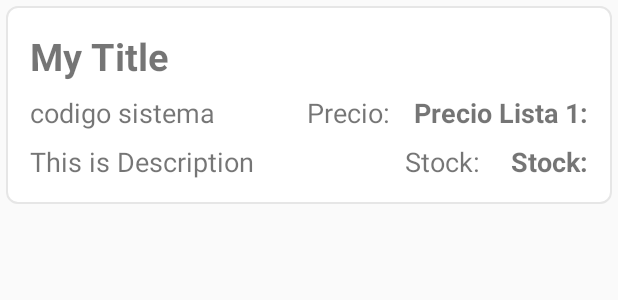
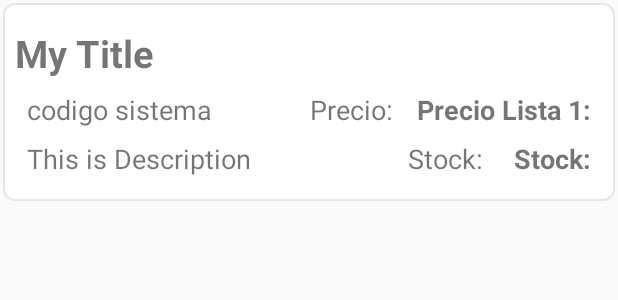
Before and after one commit to MCoder-coder/lectorbarras, an Android app: the layout item_articulos.xml on its own in the app's theme, with its tools: preview values and no code run, on a phone screen of 412 x 824 dp. Shown: the top 300 px of the screen. Run offline under Robolectric (Android 15) with nearby library versions, the phone set to English and light mode, and no system bars.

Commit message:
soluciones de bugs

```diff
--- a/app/src/main/AndroidManifest.xml
+++ b/app/src/main/AndroidManifest.xml
@@ -9,6 +9,10 @@
     <uses-permission android:name="android.permission.INTERNET" />
 
 
+    <uses-permission android:name="android.permission.ACCESS_NETWORK_STATE" />
+    <uses-permission android:name="android.permission.INSTALL_SHORTCUT" />
+    <uses-permission android:name = "com.android.launcher.permission.INSTALL_SHORTCUT" />
+
 
     <application
         android:allowBackup="true"
@@ -18,7 +22,7 @@
         android:supportsRtl="true"
         android:theme="@style/AppTheme"
         android:usesCleartextTraffic="true"
-        android:extractNativeLibs="false"
+        android:extractNativeLibs="true"
         >
 
         <activity android:name=".ui.login.SplashscreenActivity">
--- a/app/src/main/java/com/jr/lectorbarras/data/model/RetrofitClientApi.kt
+++ b/app/src/main/java/com/jr/lectorbarras/data/model/RetrofitClientApi.kt
@@ -1,5 +1,6 @@
 package com.jr.lectorbarras.data.model
 
+import SessionManager
 import android.content.Context
 import android.content.Context.MODE_PRIVATE
 import android.content.SharedPreferences
@@ -50,8 +51,8 @@ class RetrofitClientApi {
 
         }.build()
 
-        fun getRetrofitInstance(appContext :  Context): Retrofit {
-            prefs = SessionManager.getInstance(appContext)
+        fun getRetrofitInstance(context: Context ): Retrofit {
+            prefs = SessionManager.getInstance(context)
             HOST = prefs.host;
 
             BASE_URL = PROTOCOL + HOST + API_PREFIX
--- a/app/src/main/java/com/jr/lectorbarras/ui/ArticulosActivityRecyclerView.kt
+++ b/app/src/main/java/com/jr/lectorbarras/ui/ArticulosActivityRecyclerView.kt
@@ -1,5 +1,6 @@
 package com.jr.lectorbarras.ui
 
+import SessionManager
 import android.content.Intent
 import android.os.Bundle
 import android.util.Log
--- a/app/src/main/java/com/jr/lectorbarras/ui/ModificarStockActivity.kt
+++ b/app/src/main/java/com/jr/lectorbarras/ui/ModificarStockActivity.kt
@@ -1,5 +1,6 @@
 package com.jr.lectorbarras.ui
 
+import SessionManager
 import android.app.Activity
 import android.content.Context
 import android.content.Intent
--- a/app/src/main/java/com/jr/lectorbarras/ui/ResultadoActivity.kt
+++ b/app/src/main/java/com/jr/lectorbarras/ui/ResultadoActivity.kt
@@ -11,7 +11,7 @@ import com.google.zxing.integration.android.IntentResult
 import com.jr.lectorbarras.R
 import com.jr.lectorbarras.data.model.ApiInterfaceRequest
 import com.jr.lectorbarras.data.model.RetrofitClientApi
-import com.jr.lectorbarras.data.model.SessionManager
+
 import com.jr.lectorbarras.data.model.VerificarHashResponse
 import kotlinx.android.synthetic.main.activity_resultado.*
 import retrofit2.Call
--- /dev/null
+++ b/app/src/main/res/layout-v21/item_articulos.xml
@@ -0,0 +1,122 @@
+<?xml version="1.0" encoding="utf-8"?>
+<layout xmlns:android="http://schemas.android.com/apk/res/android"
+    xmlns:app="http://schemas.android.com/apk/res-auto"
+    xmlns:tools="http://schemas.android.com/tools">
+
+
+    <androidx.constraintlayout.widget.ConstraintLayout
+        android:layout_width="match_parent"
+        android:layout_height="wrap_content"
+        android:layout_margin="2dp"
+        android:elevation="45dp"
+
+        >
+
+        <androidx.constraintlayout.widget.ConstraintLayout
+
+
+            android:id="@+id/constraintLayout"
+            android:layout_width="0dp"
+
+
+            android:layout_height="wrap_content"
+            android:background="@drawable/item_bg"
+            app:layout_constraintBottom_toBottomOf="parent"
+            app:layout_constraintEnd_toEndOf="parent"
+            app:layout_constraintHorizontal_bias="0.0"
+            app:layout_constraintStart_toStartOf="parent"
+            app:layout_constraintTop_toTopOf="parent"
+            app:layout_constraintVertical_bias="0.0">
+
+
+            <TextView
+                android:id="@+id/textView5"
+                android:layout_width="wrap_content"
+                android:layout_height="wrap_content"
+                android:layout_marginEnd="16dp"
+                android:text="Stock: "
+                android:textSize="18sp"
+                app:layout_constraintEnd_toStartOf="@+id/tvItemstock"
+                app:layout_constraintTop_toTopOf="@+id/tvItemcodigobarras" />
+
+            <TextView
+                android:id="@+id/TvItemIdArticulo"
+                android:layout_width="0dp"
+                android:layout_height="wrap_content"
+                android:layout_marginStart="8dp"
+                android:layout_marginTop="16dp"
+                android:layout_marginEnd="8dp"
+                android:textSize="25sp"
+                android:textStyle="bold"
+                app:layout_constraintEnd_toEndOf="parent"
+                app:layout_constraintStart_toStartOf="parent"
+                app:layout_constraintTop_toTopOf="parent"
+                tools:text="My Title" />
+
+            <TextView
+                android:id="@+id/tvItemcodigosistema"
+                android:layout_width="wrap_content"
+                android:layout_height="wrap_content"
+                android:layout_marginStart="16dp"
+                android:layout_marginTop="8dp"
+                android:text="@string/codigo_sistema"
+                android:textSize="18sp"
+                app:layout_constraintStart_toStartOf="parent"
+                app:layout_constraintTop_toBottomOf="@+id/TvItemIdArticulo">
+
+            </TextView>
+
+            <TextView
+                android:id="@+id/tvItemstock"
+                android:layout_width="wrap_content"
+                android:layout_height="wrap_content"
+                android:layout_marginEnd="16dp"
+                android:text="@string/stock"
+                android:textSize="18sp"
+                android:textStyle="bold"
+                app:layout_constraintEnd_toEndOf="parent"
+                app:layout_constraintTop_toTopOf="@+id/textView5">
+
+            </TextView>
+
+            <TextView
+                android:id="@+id/tvitempreciolista1"
+                android:layout_width="wrap_content"
+                android:layout_height="wrap_content"
+                android:layout_marginEnd="16dp"
+                android:text="@string/precio_lista_1"
+                android:textSize="18sp"
+                android:textStyle="bold"
+                app:layout_constraintEnd_toEndOf="parent"
+                app:layout_constraintTop_toTopOf="@+id/textView3">
+
+            </TextView>
+
+            <TextView
+                android:id="@+id/textView3"
+                android:layout_width="wrap_content"
+                android:layout_height="wrap_content"
+                android:layout_marginEnd="16dp"
+                android:text="@string/precio"
+                android:textSize="18sp"
+                app:layout_constraintEnd_toStartOf="@+id/tvitempreciolista1"
+                app:layout_constraintTop_toTopOf="@+id/tvItemcodigosistema" />
+
+            <TextView
+                android:id="@+id/tvItemcodigobarras"
+                android:layout_width="wrap_content"
+                android:layout_height="wrap_content"
+                android:layout_marginStart="16dp"
+                android:layout_marginTop="8dp"
+                android:layout_marginBottom="16dp"
+                android:ellipsize="end"
+                android:maxLines="5"
+                android:textSize="18sp"
+                app:layout_constraintBottom_toBottomOf="parent"
+                app:layout_constraintStart_toStartOf="parent"
+                app:layout_constraintTop_toBottomOf="@+id/tvItemcodigosistema"
+                tools:text="This is Description" />
+
+        </androidx.constraintlayout.widget.ConstraintLayout>
+    </androidx.constraintlayout.widget.ConstraintLayout>
+</layout>
--- a/app/src/main/res/layout/activity_main.xml
+++ b/app/src/main/res/layout/activity_main.xml
@@ -47,7 +47,7 @@
         android:layout_marginTop="24dp"
         android:layout_marginEnd="20dp"
         android:textSize="@dimen/edit_Text"
-        android:text="7798311170019"
+
         android:inputType="numberDecimal"
         app:layout_constraintEnd_toEndOf="parent"
         app:layout_constraintHorizontal_bias="0.6"
--- a/app/src/main/res/layout/item_articulos.xml
+++ b/app/src/main/res/layout/item_articulos.xml
@@ -7,8 +7,8 @@
     <androidx.constraintlayout.widget.ConstraintLayout
         android:layout_width="match_parent"
         android:layout_height="wrap_content"
-        android:layout_margin="4dp"
-        android:elevation="45dp"
+        android:layout_margin="2dp"
+
 
         >
 
@@ -36,23 +36,25 @@
                 android:layout_marginEnd="16dp"
                 android:text="Stock: "
                 android:textSize="18sp"
-                app:layout_constraintEnd_toStartOf="@+id/tvstock"
-                app:layout_constraintTop_toTopOf="@+id/codigobarras" />
+                app:layout_constraintEnd_toStartOf="@+id/tvItemstock"
+                app:layout_constraintTop_toTopOf="@+id/tvItemcodigobarras" />
 
             <TextView
-                android:id="@+id/IdArticulo"
-                android:layout_width="0dp"
+                android:id="@+id/TvItemIdArticulo"
+                android:layout_width="match_parent"
                 android:layout_height="wrap_content"
-                android:layout_marginStart="16dp"
+                android:layout_marginStart="8dp"
                 android:layout_marginTop="16dp"
+                android:layout_marginEnd="8dp"
                 android:textSize="25sp"
                 android:textStyle="bold"
+                app:layout_constraintEnd_toEndOf="parent"
                 app:layout_constraintStart_toStartOf="parent"
                 app:layout_constraintTop_toTopOf="parent"
                 tools:text="My Title" />
 
             <TextView
-                android:id="@+id/codigosistema"
+                android:id="@+id/tvItemcodigosistema"
                 android:layout_width="wrap_content"
                 android:layout_height="wrap_content"
                 android:layout_marginStart="16dp"
@@ -60,12 +62,12 @@
                 android:text="@string/codigo_sistema"
                 android:textSize="18sp"
                 app:layout_constraintStart_toStartOf="parent"
-                app:layout_constraintTop_toBottomOf="@+id/IdArticulo">
+                app:layout_constraintTop_toBottomOf="@+id/TvItemIdArticulo">
 
             </TextView>
 
             <TextView
-                android:id="@+id/tvstock"
+                android:id="@+id/tvItemstock"
                 android:layout_width="wrap_content"
                 android:layout_height="wrap_content"
                 android:layout_marginEnd="16dp"
@@ -78,7 +80,7 @@
             </TextView>
 
             <TextView
-                android:id="@+id/preciolista1"
+                android:id="@+id/tvitempreciolista1"
                 android:layout_width="wrap_content"
                 android:layout_height="wrap_content"
                 android:layout_marginEnd="16dp"
@@ -97,11 +99,11 @@
                 android:layout_marginEnd="16dp"
                 android:text="@string/precio"
                 android:textSize="18sp"
-                app:layout_constraintEnd_toStartOf="@+id/preciolista1"
-                app:layout_constraintTop_toTopOf="@+id/codigosistema" />
+                app:layout_constraintEnd_toStartOf="@+id/tvitempreciolista1"
+                app:layout_constraintTop_toTopOf="@+id/tvItemcodigosistema" />
 
             <TextView
-                android:id="@+id/codigobarras"
+                android:id="@+id/tvItemcodigobarras"
                 android:layout_width="wrap_content"
                 android:layout_height="wrap_content"
                 android:layout_marginStart="16dp"
@@ -112,7 +114,7 @@
                 android:textSize="18sp"
                 app:layout_constraintBottom_toBottomOf="parent"
                 app:layout_constraintStart_toStartOf="parent"
-                app:layout_constraintTop_toBottomOf="@+id/codigosistema"
+                app:layout_constraintTop_toBottomOf="@+id/tvItemcodigosistema"
                 tools:text="This is Description" />
 
         </androidx.constraintlayout.widget.ConstraintLayout>
```
Also changed, not shown: app/build.gradle (+18 -14 lines), app/src/main/java/com/jr/lectorbarras/data/model/SessionManager.kt (+12 -9 lines), app/src/main/java/com/jr/lectorbarras/data/model/SharedPrefManager.kt (+4 -6 lines), app/src/main/java/com/jr/lectorbarras/ui/adapter/ArticuloAdapater.kt (+7 -7 lines), app/src/main/java/com/jr/lectorbarras/ui/login/LoginActivity.kt (+17 -2 lines), 1 other file.
